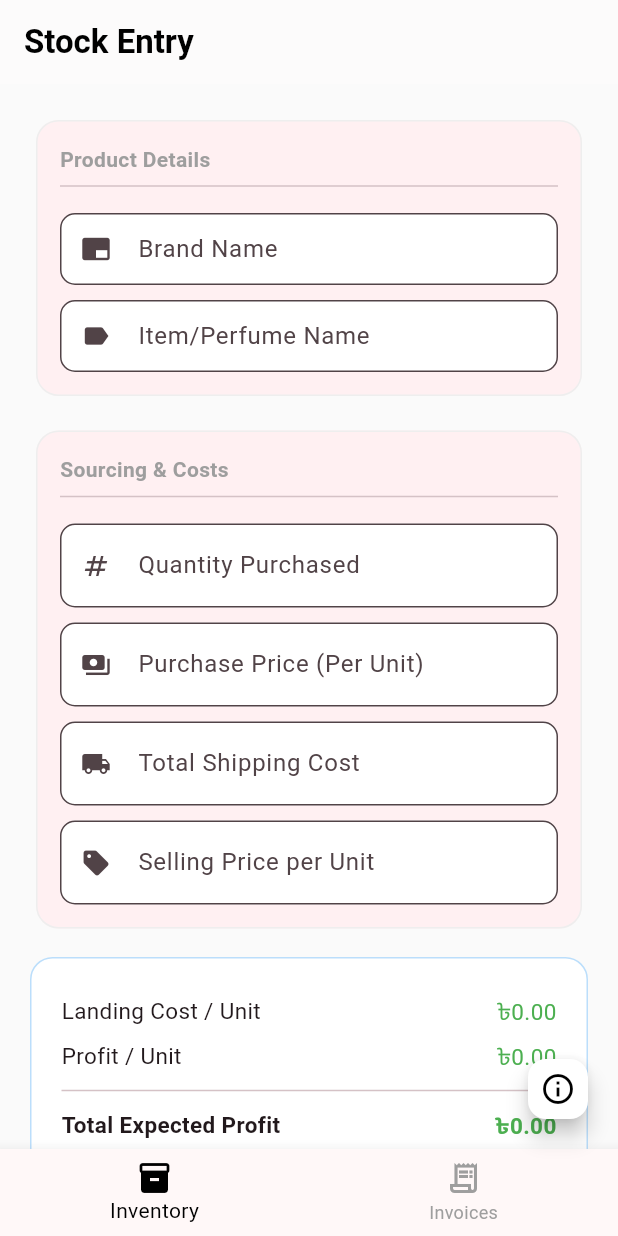
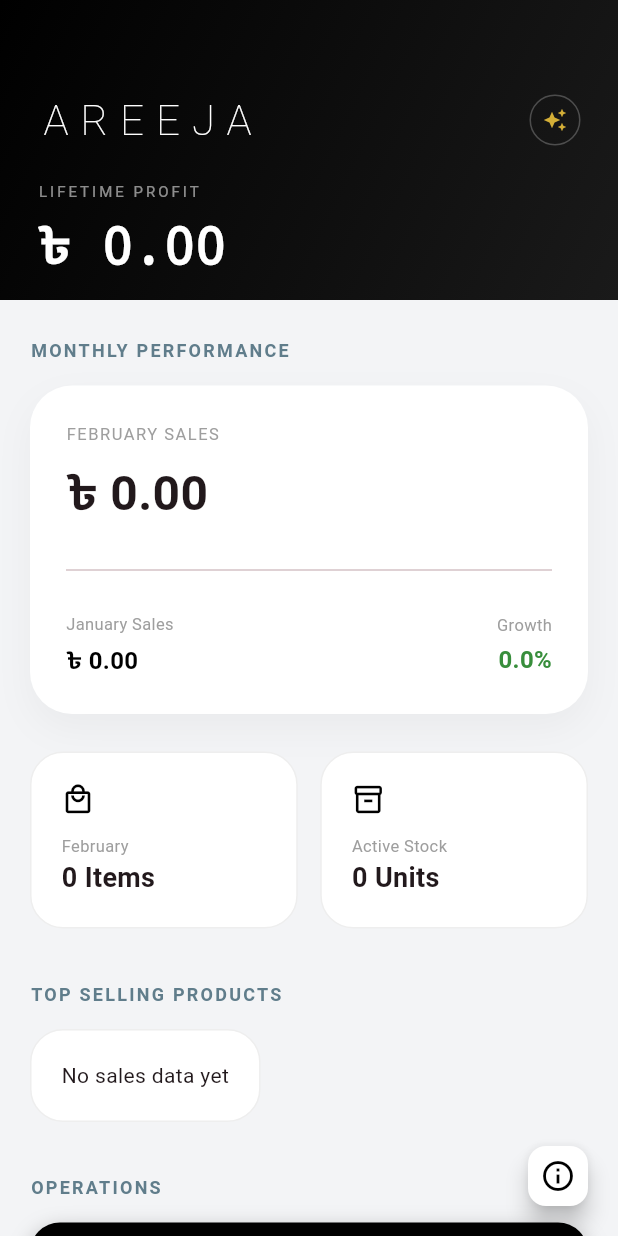
Before and after one commit to nazsakib/liteops, a Flutter app: the screen it shows after launch, on a phone screen of 412 x 824 dp. Run offline on Flutter 3.47's test engine with Material 3 defaults, Android fonts, the phone set to English and light mode, and no system bars; our stand-ins replace dropdown_search, package_info_plus, pdf, printing, shared_preferences; network calls fail.

Commit message:
added dashboard

```diff
--- a/lib/app_navigation.dart
+++ b/lib/app_navigation.dart
@@ -4,6 +4,7 @@ import 'package:url_launcher/url_launcher.dart';
 import 'inventory_form.dart';
 import 'invoice_form.dart';
 import 'update_service.dart';
+import 'dashboard_screen.dart'; // Correctly imported dashboard_screen.dart
 
 class AppNavigation extends StatefulWidget {
   const AppNavigation({super.key});
@@ -13,11 +14,9 @@ class AppNavigation extends StatefulWidget {
 }
 
 class _AppNavigationState extends State<AppNavigation> {
-  int _selectedIndex = 0;
-
   // --- NEW STATE VARIABLES ---
   UpdateInfo? _updateInfo;
-  String _currentFullVersion = "Checking..."; // Updated for dynamic display
+  String _currentFullVersion = "Checking...";
 
   @override
   void initState() {
@@ -25,20 +24,17 @@ class _AppNavigationState extends State<AppNavigation> {
     _initVersionCheck();
   }
 
-  // --- UPDATED LOGIC TO FETCH VERSION + BUILD ---
   Future<void> _initVersionCheck() async {
     final info = await UpdateService.getUpdateInfo();
     final package = await PackageInfo.fromPlatform();
     if (mounted) {
       setState(() {
         _updateInfo = info;
-        // This combines version (1.0.0) and build number (5)
         _currentFullVersion = "${package.version}+${package.buildNumber}";
       });
     }
   }
 
-  // --- NEW UI FOR APP DETAILS ---
   void _showAppDetails() {
     showModalBottomSheet(
       context: context,
@@ -50,12 +46,11 @@ class _AppNavigationState extends State<AppNavigation> {
           children: [
             const Text("LiteOps", style: TextStyle(fontSize: 22, fontWeight: FontWeight.bold)),
             const SizedBox(height: 10),
-            const Text("Developed by Sakib MD Nazmush", style: TextStyle(color: Colors.grey)),
-            const Text("Web Application Developer | WordPress, Shopify & Automation Specialist",
-              style: TextStyle(fontSize: 12, color: Colors.blueGrey), textAlign: TextAlign.center),
+            const Text("Smart Inventory & Business Intelligence System", style: TextStyle(color: Colors.grey)),
+            const Text("Developed by Sakib MD Nazmush",
+              style: TextStyle(fontSize: 10, color: Colors.blueGrey), textAlign: TextAlign.center),
             const Divider(height: 30),
 
-            // DYNAMICALLY SHOWS THE INSTALLED VERSION
             Text("Installed Version: v$_currentFullVersion", style: const TextStyle(fontWeight: FontWeight.w500)),
             const SizedBox(height: 15),
 
@@ -71,7 +66,6 @@ class _AppNavigationState extends State<AppNavigation> {
                 ),
                 onPressed: () => launchUrl(Uri.parse(_updateInfo!.downloadUrl), mode: LaunchMode.externalApplication),
                 icon: const Icon(Icons.download),
-                // DYNAMICALLY SHOWS THE VERSION FROM GITHUB ON THE BUTTON
                 label: Text("Update to v${_updateInfo?.latestBuild}"),
               ),
             ] else
@@ -90,25 +84,12 @@ class _AppNavigationState extends State<AppNavigation> {
     );
   }
 
-  final List<Widget> _screens = [
-    const InventoryForm(),
-    const InvoiceForm(),
-  ];
-
-  void _onItemTapped(int index) {
-    setState(() {
-      _selectedIndex = index;
-    });
-  }
-
   @override
   Widget build(BuildContext context) {
     return Scaffold(
-      body: IndexedStack(
-        index: _selectedIndex,
-        children: _screens,
-      ),
-      // --- FLOATING ACTION BUTTON WITH RED DOT ---
+      // --- UPDATED BODY: DIRECTLY LOADS DASHBOARD ---
+      body: const BusinessDashboard(),
+
       floatingActionButton: FloatingActionButton(
         backgroundColor: Colors.white,
         mini: true,
@@ -130,26 +111,7 @@ class _AppNavigationState extends State<AppNavigation> {
           ],
         ),
       ),
-      bottomNavigationBar: BottomNavigationBar(
-        currentIndex: _selectedIndex,
-        onTap: _onItemTapped,
-        selectedItemColor: Colors.black,
-        unselectedItemColor: Colors.grey,
-        showUnselectedLabels: true,
-        type: BottomNavigationBarType.fixed,
-        items: const [
-          BottomNavigationBarItem(
-            icon: Icon(Icons.inventory_2_outlined),
-            activeIcon: Icon(Icons.inventory_2),
-            label: 'Inventory',
-          ),
-          BottomNavigationBarItem(
-            icon: Icon(Icons.receipt_long_outlined),
-            activeIcon: Icon(Icons.receipt_long),
-            label: 'Invoices',
-          ),
-        ],
-      ),
+      // --- NAVIGATION BAR REMOVED ---
     );
   }
 }
--- /dev/null
+++ b/lib/dashboard_screen.dart
@@ -0,0 +1,387 @@
+import 'package:flutter/material.dart';
+import 'package:http/http.dart' as http;
+import 'dart:convert';
+import 'invoice_form.dart';
+import 'inventory_form.dart';
+
+class BusinessDashboard extends StatefulWidget {
+  const BusinessDashboard({super.key});
+
+  @override
+  State<BusinessDashboard> createState() => _BusinessDashboardState();
+}
+
+class _BusinessDashboardState extends State<BusinessDashboard> {
+  // --- VARIABLES FOR DYNAMIC DATA ---
+  String _lifetimeRevenue = "0.00";
+  String _lifetimeProfit = "0.00";
+  String _monthlyOrders = "0";
+  String _monthlyRevenue = "0.00";
+  String _prevMonthlyRevenue = "0.00";
+  String _growthPercentage = "0.0";
+  String _totalStock = "0";
+  List<dynamic> _topProducts = [];
+  final List<String> _months = [
+    "January", "February", "March", "April", "May", "June",
+    "July", "August", "September", "October", "November", "December"
+];
+    String _getMonthName(int offset) {
+    // DateTime.now().month is 1-based (Jan = 1)
+    // We subtract 1 to make it 0-based for our list
+    int targetMonth = DateTime.now().month - 1 + offset;
+
+    // Handle year wrap-around (e.g., January - 1 = December)
+    if (targetMonth < 0) targetMonth = 12 + targetMonth;
+    if (targetMonth > 11) targetMonth = targetMonth % 12;
+
+    return _months[targetMonth];
+}
+  bool _isLoading = true;
+
+  final String _scriptUrl = "https://script.google.com/macros/s/AKfycbzKQmVGhZ0xlDp4tp4RN4rEA6dXoXo4HFzpsi_49rY2qD-z9_SV5jfoyn04-wmomtoi/exec";
+
+  @override
+  void initState() {
+    super.initState();
+    _fetchDashboardStats();
+  }
+
+  Future<void> _fetchDashboardStats() async {
+    setState(() => _isLoading = true);
+    try {
+      final response = await http.get(Uri.parse("$_scriptUrl?task=get_dashboard_stats"));
+      if (response.statusCode == 200) {
+        final data = jsonDecode(response.body);
+        setState(() {
+          _lifetimeRevenue = data['revenue'].toString();
+          _lifetimeProfit = data['profit'].toString();
+          _monthlyOrders = data['monthlyQty'].toString();
+          _monthlyRevenue = data['monthlyRevenue'].toString();
+          _prevMonthlyRevenue = data['prevMonthlyRevenue'].toString();
+          _growthPercentage = data['growth'].toString();
+          _totalStock = data['totalStock'].toString();
+          _topProducts = data['topProducts'] ?? [];
+          _isLoading = false;
+        });
+      }
+    } catch (e) {
+      debugPrint("Dashboard Stats Error: $e");
+      if (mounted) setState(() => _isLoading = false);
+    }
+  }
+
+  @override
+  Widget build(BuildContext context) {
+    return Scaffold(
+      backgroundColor: const Color(0xFFF3F4F6),
+      body: RefreshIndicator(
+        onRefresh: _fetchDashboardStats,
+        color: Colors.black,
+        child: CustomScrollView(
+            physics: const AlwaysScrollableScrollPhysics(),
+            slivers: [
+            SliverAppBar(
+                    expandedHeight: 200,
+                    pinned: true,
+                    backgroundColor: Colors.black,
+                    flexibleSpace: FlexibleSpaceBar(
+                        background: Container(
+                        decoration: const BoxDecoration(
+                            color: Colors.black,
+                            gradient: LinearGradient(
+                            begin: Alignment.topLeft,
+                            end: Alignment.bottomRight,
+                            colors: [Colors.black, Color(0xFF1A1A1A)],
+                            ),
+                        ),
+                        padding: const EdgeInsets.only(top: 60, left: 25, right: 25),
+                        child: Column(
+                            crossAxisAlignment: CrossAxisAlignment.start,
+                            children: [
+                            Row(
+                                mainAxisAlignment: MainAxisAlignment.spaceBetween,
+                                children: [
+                                const Text(
+                                    "AREEJA",
+                                    style: TextStyle(
+                                    color: Colors.white,
+                                    fontSize: 28,
+                                    fontWeight: FontWeight.w200,
+                                    letterSpacing: 8,
+                                    ),
+                                ),
+                                Container(
+                                    padding: const EdgeInsets.all(8),
+                                    decoration: BoxDecoration(
+                                    border: Border.all(color: Colors.white24),
+                                    shape: BoxShape.circle,
+                                    ),
+                                    child: const Icon(Icons.auto_awesome, color: Color(0xFFD4AF37), size: 16),
+                                ),
+                                ],
+                            ),
+                            const SizedBox(height: 20),
+
+                            const Text(
+                                "LIFETIME PROFIT",
+                                style: TextStyle(color: Colors.white54, fontSize: 10, letterSpacing: 2),
+                            ),
+                            const SizedBox(height: 5),
+                            Text(
+                                _isLoading ? "..." : "৳ $_lifetimeProfit",
+                                style: const TextStyle(
+                                color: Colors.white,
+                                fontSize: 34,
+                                fontWeight: FontWeight.bold,
+                                fontFamily: 'Courier',
+                                ),
+                            ),
+                            const SizedBox(height: 8),
+                            Row(
+                                children: [
+                                const Text("Total Revenue: ", style: TextStyle(color: Colors.white38, fontSize: 11)),
+                                Text(
+                                    _isLoading ? "..." : "৳ $_lifetimeRevenue",
+                                    style: const TextStyle(color: Colors.white70, fontSize: 11, fontWeight: FontWeight.w600),
+                                ),
+                                ],
+                            ),
+                            ],
+                        ),
+                        ),
+                    ),
+                ),
+
+            SliverToBoxAdapter(
+                child: Padding(
+                padding: const EdgeInsets.symmetric(horizontal: 20, vertical: 25),
+                child: Column(
+                    crossAxisAlignment: CrossAxisAlignment.start,
+                    children: [
+                    _buildSectionTitle("Monthly Performance"),
+                    const SizedBox(height: 15),
+
+                    _buildComparisonCard(),
+
+                    const SizedBox(height: 25),
+
+                    Row(
+                            children: [
+                                _buildMiniStat(_getMonthName(0), _isLoading ? "..." : "$_monthlyOrders Items", Icons.local_mall_outlined, Colors.black),
+                                const SizedBox(width: 15),
+                                _buildMiniStat("Active Stock", _isLoading ? "..." : "$_totalStock Units", Icons.inventory_2_outlined, Colors.black),
+                            ],
+                        ),
+
+                    const SizedBox(height: 35),
+
+                    _buildSectionTitle("Top Selling Products"),
+                    const SizedBox(height: 15),
+
+                    Container(
+                    padding: const EdgeInsets.all(20),
+                    decoration: BoxDecoration(
+                        color: Colors.white,
+                        borderRadius: BorderRadius.circular(22),
+                        border: Border.all(color: Colors.grey.shade200),
+                    ),
+                    child: _isLoading
+                        ? const Center(child: CircularProgressIndicator(color: Colors.black))
+                        : Column(
+                            children: _topProducts.isEmpty
+                            ? [const Text("No sales data yet")]
+                            // PRECISE UPDATE: Using asMap().entries to get the index for ranking
+                            : _topProducts.asMap().entries.map((entry) {
+                                int index = entry.key; // 0 for 1st, 1 for 2nd, etc.
+                                var item = entry.value;
+
+                                return Padding(
+                                    padding: const EdgeInsets.symmetric(vertical: 8.0),
+                                    child: Row(
+                                    children: [
+                                        Container(
+                                        width: 40,
+                                        height: 40,
+                                        decoration: BoxDecoration(
+                                            // Color Logic: Gold, Silver, then Bronze/Grey
+                                            color: index == 0 ? const Color(0xFFD4AF37) :
+                                                index == 1 ? const Color(0xFFC0C0C0) :
+                                                const Color(0xFFCD7F32),
+                                            borderRadius: BorderRadius.circular(12),
+                                        ),
+                                        child: Center(
+                                            child: Text(
+                                            "${index + 1}", // Shows 1, 2, or 3
+                                            style: const TextStyle(
+                                                color: Colors.white,
+                                                fontWeight: FontWeight.bold,
+                                                fontSize: 16,
+                                            ),
+                                            ),
+                                        ),
+                                        ),
+                                        const SizedBox(width: 15),
+                                        Expanded(
+                                        child: Text(
+                                            item['name'].toString(),
+                                            style: const TextStyle(fontWeight: FontWeight.bold, fontSize: 14),
+                                        ),
+                                        ),
+                                        Text(
+                                        "${item['qty']} Sold",
+                                        style: TextStyle(
+                                            color: Colors.grey.shade600,
+                                            fontSize: 13,
+                                            fontWeight: FontWeight.w600
+                                        ),
+                                        ),
+                                    ],
+                                    ),
+                                );
+                                }).toList(),
+                        ),
+                    ),
+                    const SizedBox(height: 35),
+
+                    _buildSectionTitle("Operations"),
+                    const SizedBox(height: 15),
+
+                    _buildWideActionBtn(context, "NEW INVOICE", Icons.add_rounded, Colors.black, () async {
+                        // Added 'await' and refresh logic
+                        await Navigator.push(
+                            context,
+                            MaterialPageRoute(builder: (context) => const InvoiceForm()),
+                        );
+                        _fetchDashboardStats();
+                    }),
+
+                        const SizedBox(height: 12),
+
+                        _buildWideActionBtn(context, "STOCK ENTRY", Icons.edit_note_rounded, Colors.grey.shade800, () async {
+                        // Added 'await' and refresh logic
+                        await Navigator.push(
+                            context,
+                            MaterialPageRoute(builder: (context) => const InventoryForm()),
+                        );
+                        _fetchDashboardStats();
+                        }),
+                    ],
+                ),
+                ),
+            ),
+            ],
+        ),
+      ),
+    );
+  }
+
+  Widget _buildComparisonCard() {
+      return Container(
+      width: double.infinity,
+      padding: const EdgeInsets.all(24),
+      decoration: BoxDecoration(
+          color: Colors.white,
+          borderRadius: BorderRadius.circular(28),
+          boxShadow: [BoxShadow(color: Colors.black.withOpacity(0.04), blurRadius: 20, offset: const Offset(0, 10))],
+      ),
+      child: Column(
+          crossAxisAlignment: CrossAxisAlignment.start,
+          children: [
+          Text("${_getMonthName(0).toUpperCase()} SALES", style: TextStyle(color: Colors.grey.shade500, fontSize: 11, letterSpacing: 1)),
+          const SizedBox(height: 8),
+          Text(_isLoading ? "..." : "৳ $_monthlyRevenue", style: TextStyle(fontSize: 32, fontWeight: FontWeight.bold)),
+          const SizedBox(height: 20),
+          const Divider(),
+          const SizedBox(height: 20),
+          Row(
+            mainAxisAlignment: MainAxisAlignment.spaceBetween,
+            children: [
+                // FIX: Added "৳72,100" as the missing 2nd argument
+                _buildComparisonMetric("${_getMonthName(-1)} Sales", _isLoading ? "..." : "৳ $_prevMonthlyRevenue", false),
+                _buildComparisonMetric("Growth", _isLoading ? "..." : "$_growthPercentage%", true),
+            ],
+            ),
+          ],
+      ),
+      );
+  }
+
+  Widget _buildComparisonMetric(String label, String value, bool isHighlight) {
+      return Column(
+      crossAxisAlignment: isHighlight ? CrossAxisAlignment.end : CrossAxisAlignment.start,
+      children: [
+          Text(label, style: TextStyle(color: Colors.grey.shade500, fontSize: 11)),
+          const SizedBox(height: 4),
+          Text(value, style: TextStyle(
+          fontSize: 16,
+          fontWeight: FontWeight.bold,
+          color: isHighlight ? Colors.green.shade700 : Colors.black
+          )),
+      ],
+      );
+  }
+
+  Widget _buildMiniStat(String title, String value, IconData icon, Color color) {
+      return Expanded(
+      child: Container(
+          padding: const EdgeInsets.all(20),
+          decoration: BoxDecoration(
+          color: Colors.white,
+          borderRadius: BorderRadius.circular(22),
+          border: Border.all(color: Colors.grey.shade200),
+          ),
+          child: Column(
+          crossAxisAlignment: CrossAxisAlignment.start,
+          children: [
+              Icon(icon, size: 22, color: color),
+              const SizedBox(height: 12),
+              Text(title, style: TextStyle(color: Colors.grey.shade500, fontSize: 11)),
+              Text(value, style: const TextStyle(fontSize: 18, fontWeight: FontWeight.bold)),
+          ],
+          ),
+      ),
+      );
+  }
+
+  Widget _buildWideActionBtn(BuildContext context, String label, IconData icon, Color bg, VoidCallback onTap) {
+    return Container(
+        width: double.infinity,
+        height: 70,
+        decoration: BoxDecoration(
+        color: bg,
+        borderRadius: BorderRadius.circular(20),
+        boxShadow: [BoxShadow(color: bg.withOpacity(0.3), blurRadius: 12, offset: const Offset(0, 5))],
+        ),
+        child: Material(
+        color: Colors.transparent,
+        child: InkWell(
+            borderRadius: BorderRadius.circular(20),
+            onTap: onTap,
+            child: Padding(
+            padding: const EdgeInsets.symmetric(horizontal: 25),
+            child: Row(
+                children: [
+                Icon(icon, color: Colors.white, size: 26),
+                const SizedBox(width: 15),
+                Text(
+                    label,
+                    style: const TextStyle(
+                    color: Colors.white,
+                    fontWeight: FontWeight.bold,
+                    letterSpacing: 1.5,
+                    ),
+                ),
+                const Spacer(),
+                const Icon(Icons.arrow_forward_ios_rounded, color: Colors.white54, size: 14),
+                ],
+            ),
+            ),
+        ),
+        ),
+    );
+  }
+
+  Widget _buildSectionTitle(String title) {
+      return Text(title.toUpperCase(), style: const TextStyle(fontSize: 12, fontWeight: FontWeight.bold, color: Colors.blueGrey, letterSpacing: 1.5));
+  }
+}
--- a/lib/main.dart
+++ b/lib/main.dart
@@ -1,5 +1,7 @@
 import 'package:flutter/material.dart';
 import 'app_navigation.dart';
+// Ensure you import your dashboard file here
+// import 'dashboard_screen.dart';
 
 void main() {
   runApp(const LiteOpsApp());
@@ -15,9 +17,11 @@ class LiteOpsApp extends StatelessWidget {
       debugShowCheckedModeBanner: false,
       theme: ThemeData(
         useMaterial3: true,
+        // Using a clean, professional palette for AREEJA
         colorScheme: ColorScheme.fromSeed(
           seedColor: Colors.black,
           primary: Colors.black,
+          surface: const Color(0xFFF8F9FB), // Subtle grey background for modern look
         ),
         inputDecorationTheme: InputDecorationTheme(
           filled: true,
@@ -28,13 +32,12 @@ class LiteOpsApp extends StatelessWidget {
           ),
         ),
       ),
-      // --- UPDATED HOME ---
-      home: const AppInitializationWrapper(),
+      // --- UPDATED HOME TO SHOW DASHBOARD FIRST ---
+      home: const AppNavigation(),
     );
   }
 }
 
-// --- NEW STATEFUL WRAPPER FOR STARTUP LOGIC ---
 class AppInitializationWrapper extends StatefulWidget {
   const AppInitializationWrapper({super.key});
 
@@ -44,15 +47,8 @@ class AppInitializationWrapper extends StatefulWidget {
 
 class _AppInitializationWrapperState extends State<AppInitializationWrapper> {
   @override
-  void initState() {
-    super.initState();
-    // Logic removed from here because AppNavigation now handles
-    // the silent update check and the red notification dot.
-  }
-
-  @override
   Widget build(BuildContext context) {
-    // Keeps your existing navigation structure
+    // This wrapper remains as a clean entry point into your Navigation shell
     return const AppNavigation();
   }
 }
```
